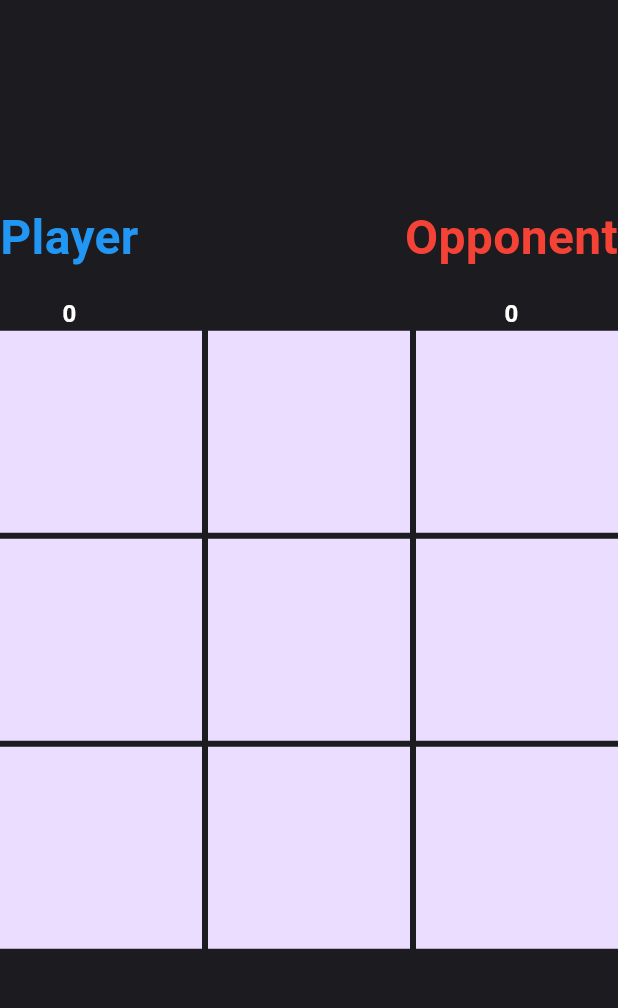
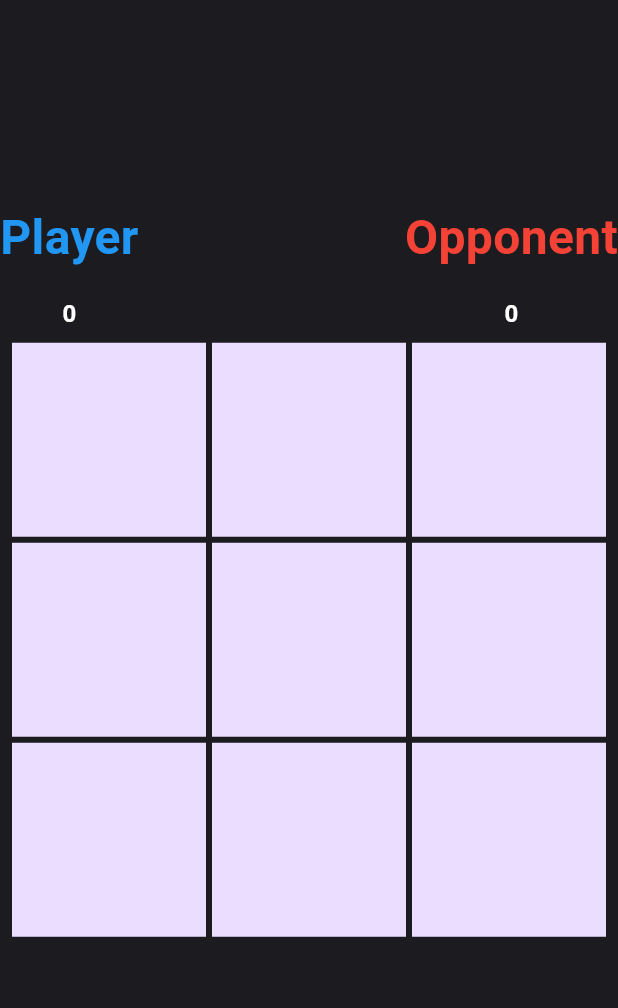
Before and after one commit to hansobvius/tic-tac-toe-ai, a Flutter app: the screen it shows after launch, on a phone screen of 412 x 824 dp, the part 84-1092 px from its top. Run offline on Flutter 3.47's test engine with Material 3 defaults, Android fonts, the phone set to English and light mode, and no system bars; our stand-ins replace flutter_dotenv, flutter_mobx, mobx; generated files the repository leaves out were written again.

Commit message:
impl overflown fix

```diff
--- a/lib/presentation/ui/home/home_view.dart
+++ b/lib/presentation/ui/home/home_view.dart
@@ -79,9 +79,13 @@ class HomeView extends StatelessWidget {
                     )
                   ],
                 ),
-                GridView.builder(
+                Flexible(
+                  child: AspectRatio(
+                    aspectRatio: 1.0,
+                    child: Padding(
+                      padding: const EdgeInsets.all(8.0),
+                      child: GridView.builder(
                         physics: const NeverScrollableScrollPhysics(),
-                  shrinkWrap: true,
                         gridDelegate: const SliverGridDelegateWithFixedCrossAxisCount(
                           crossAxisCount: 3,
                           crossAxisSpacing: 4.0,
@@ -125,6 +129,9 @@ class HomeView extends StatelessWidget {
                       }
                     );
                   },
+                ),
+                    ),
+                  ),
                 ),
                 Observer(
                   builder: (context) {
```
Lines whose indentation alone changed are shown as unchanged.
